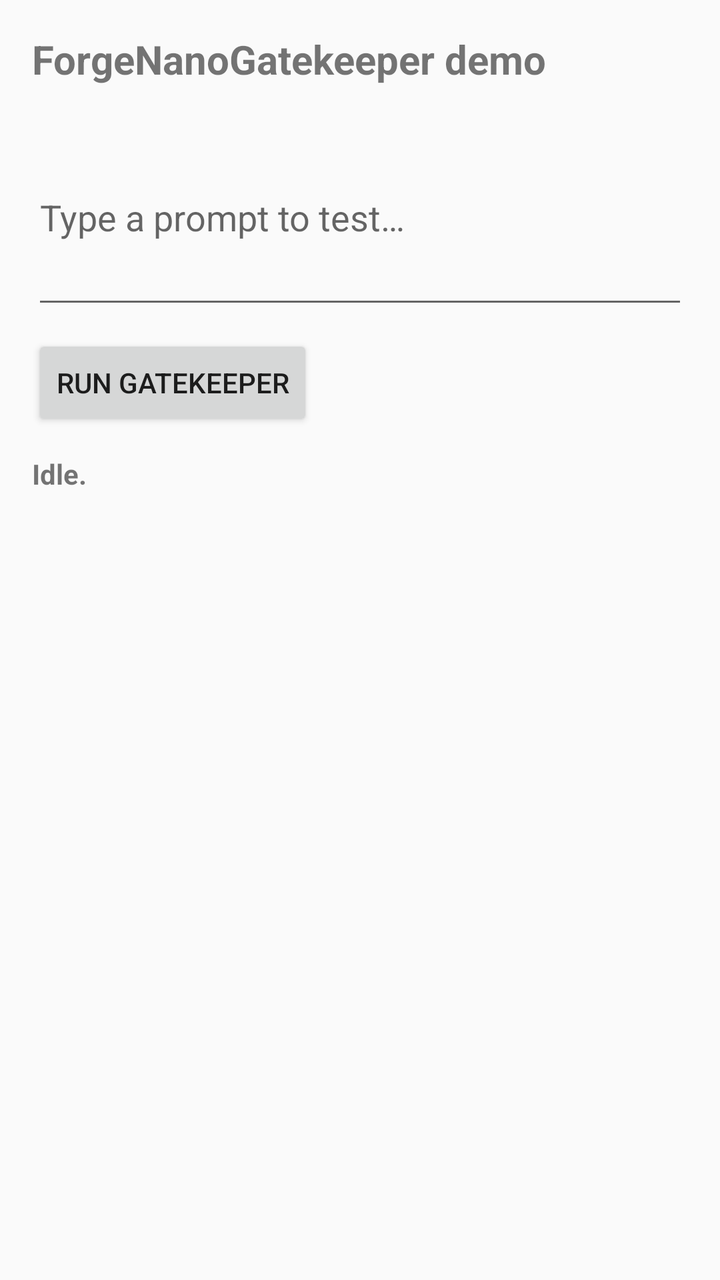
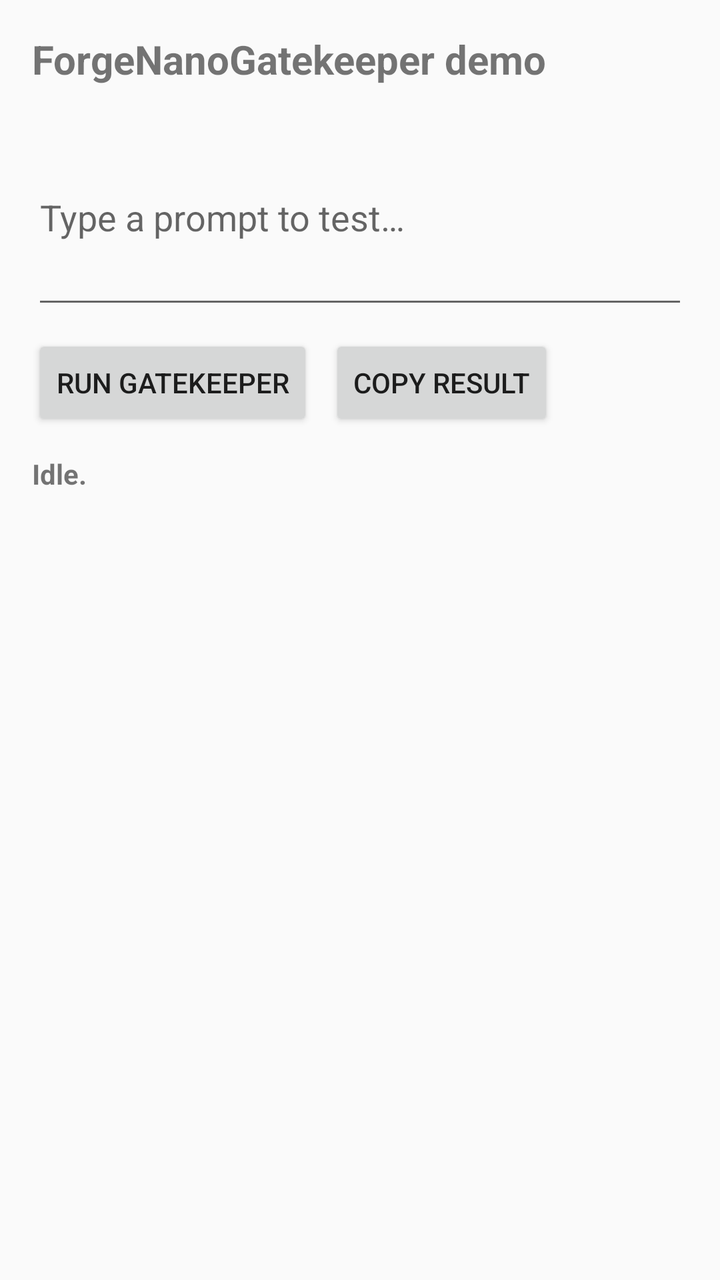

Compare the two renders of this Android layout. The source of the first and the diff that turns it into the second are given below.
<!-- AndroidManifest.xml: application theme Theme.AppCompat.Light -->
<!-- res/layout/activity_main.xml -->
<?xml version="1.0" encoding="utf-8"?>
<ScrollView xmlns:android="http://schemas.android.com/apk/res/android"
    android:layout_width="match_parent"
    android:layout_height="match_parent"
    android:padding="16dp">

    <LinearLayout
        android:layout_width="match_parent"
        android:layout_height="wrap_content"
        android:orientation="vertical">

        <TextView
            android:layout_width="wrap_content"
            android:layout_height="wrap_content"
            android:text="ForgeNanoGatekeeper demo"
            android:textSize="20sp"
            android:textStyle="bold" />

        <EditText
            android:id="@+id/input"
            android:layout_width="match_parent"
            android:layout_height="wrap_content"
            android:layout_marginTop="12dp"
            android:hint="@string/hint_input"
            android:inputType="textMultiLine"
            android:minLines="4" />

        <Button
            android:id="@+id/runButton"
            android:layout_width="wrap_content"
            android:layout_height="wrap_content"
            android:layout_marginTop="8dp"
            android:text="@string/run" />

        <TextView
            android:id="@+id/statusView"
            android:layout_width="match_parent"
            android:layout_height="wrap_content"
            android:layout_marginTop="12dp"
            android:text="Idle."
            android:textStyle="bold" />

        <TextView
            android:id="@+id/outputView"
            android:layout_width="match_parent"
            android:layout_height="wrap_content"
            android:layout_marginTop="8dp"
            android:textIsSelectable="true" />

        <TextView
            android:id="@+id/telemetryView"
            android:layout_width="match_parent"
            android:layout_height="wrap_content"
            android:layout_marginTop="8dp"
            android:textIsSelectable="true"
            android:textSize="12sp"
            android:typeface="monospace" />
    </LinearLayout>
</ScrollView>
<!-- resources referenced by this layout -->
<resources>
  <string name="hint_input">Type a prompt to test…</string>
  <string name="run">Run gatekeeper</string>
</resources>

<!-- the commit's change to res/layout/activity_main.xml (unified diff, before → after) -->
@@ -25,12 +25,25 @@
             android:inputType="textMultiLine"
             android:minLines="4" />
 
-        <Button
-            android:id="@+id/runButton"
-            android:layout_width="wrap_content"
+        <LinearLayout
+            android:layout_width="match_parent"
             android:layout_height="wrap_content"
             android:layout_marginTop="8dp"
-            android:text="@string/run" />
+            android:orientation="horizontal">
+
+            <Button
+                android:id="@+id/runButton"
+                android:layout_width="wrap_content"
+                android:layout_height="wrap_content"
+                android:text="@string/run" />
+
+            <Button
+                android:id="@+id/copyButton"
+                android:layout_width="wrap_content"
+                android:layout_height="wrap_content"
+                android:layout_marginStart="8dp"
+                android:text="@string/copy_result" />
+        </LinearLayout>
 
         <TextView
             android:id="@+id/statusView"
<!-- resource entries referenced after the edit -->
@@ -1,5 +1,6 @@
 <!-- resources referenced by this layout -->
 <resources>
+  <string name="copy_result">Copy result</string>
   <string name="hint_input">Type a prompt to test…</string>
   <string name="run">Run gatekeeper</string>
 </resources>
